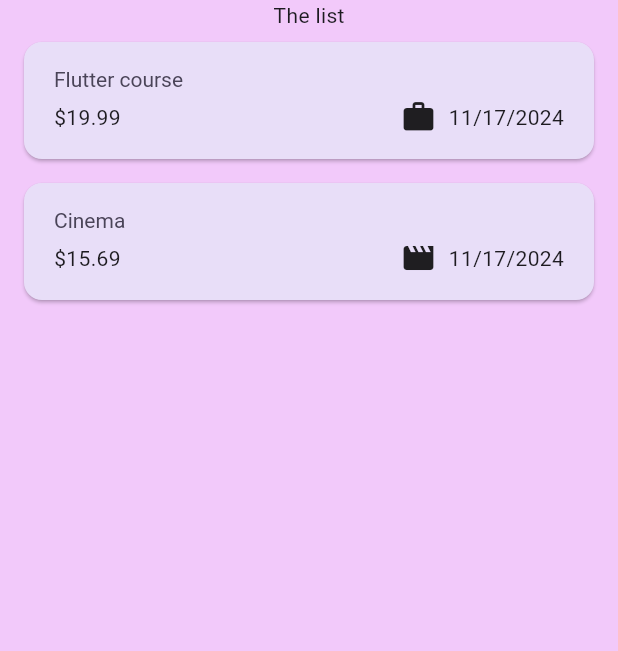
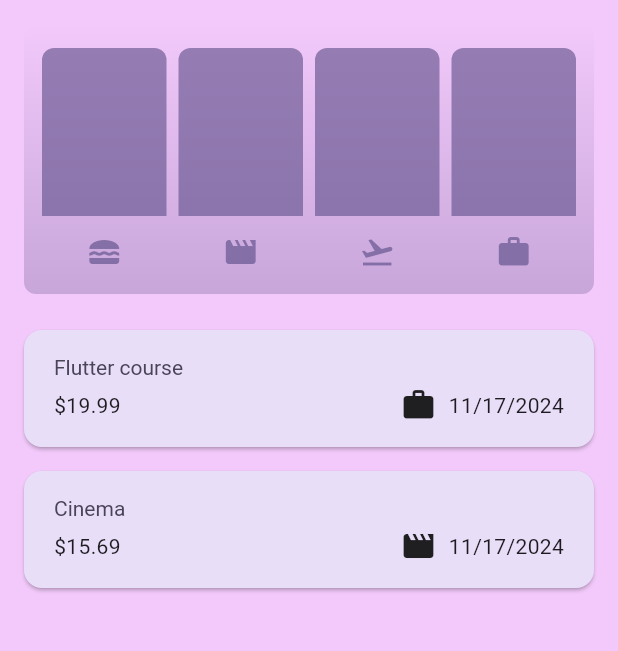
Before and after one commit to swapnilgt/flutter, a Flutter app: the screen it shows after launch, on a phone screen of 412 x 824 dp, the part 84-735 px from its top. Run offline on Flutter 3.47's test engine with Material 3 defaults, Android fonts, the phone set to English and light mode, and no system bars; our stand-ins replace google_fonts.

Commit message:
Using the chart widget

```diff
--- a/expense_tracker/lib/ui/expenses.dart
+++ b/expense_tracker/lib/ui/expenses.dart
@@ -1,6 +1,7 @@
 import 'package:expense_tracker/data/dummy_expenese.dart';
 import 'package:expense_tracker/domain/models/expense.dart';
 import 'package:expense_tracker/ui/app_background.dart';
+import 'package:expense_tracker/ui/expense_chart/chart.dart';
 import 'package:expense_tracker/ui/expenses_list/expenses_list.dart';
 import 'package:expense_tracker/ui/new_expense/new_expense.dart';
 import 'package:flutter/material.dart';
@@ -80,7 +81,7 @@ class _ExpenseState extends State<Expenses> {
       }
       activeWidget = Column(
         children: [
-          Text('The list'),
+          Chart(expenses: registeredExpenses),
           mainContent,
         ],
       );
```
